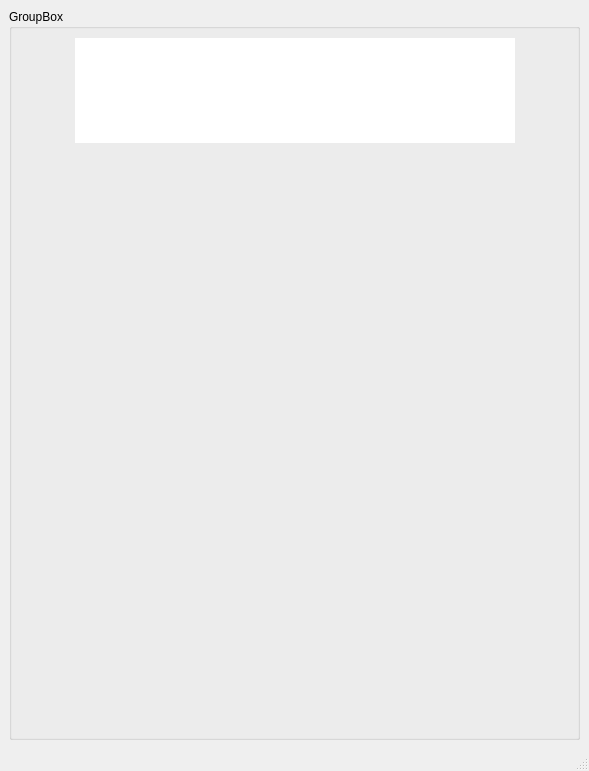
The window that src/ui/mainwin.ui (leosmolas/conotels) describes before a commit, drawn with Qt 5.
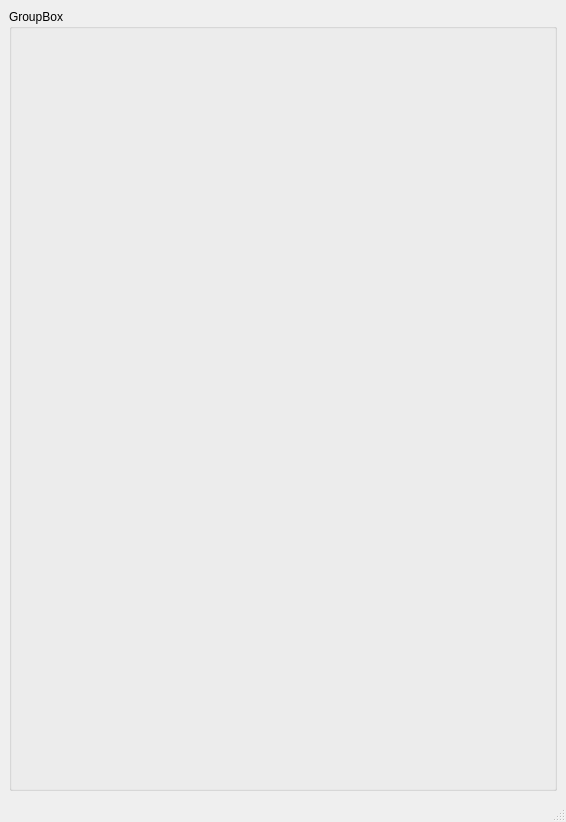
The same window after the commit. The open tabs and pages were chosen to show the change.

Commit message: Modifiqué la ui principal. Espero que les guste ahora :)

Patch:
```diff
--- a/src/ui/mainwin.ui
+++ b/src/ui/mainwin.ui
@@ -6,8 +6,8 @@
    <rect>
     <x>0</x>
     <y>0</y>
-    <width>589</width>
-    <height>771</height>
+    <width>566</width>
+    <height>822</height>
    </rect>
   </property>
   <property name="windowTitle">
@@ -22,12 +22,34 @@
         <property name="title">
          <string>GroupBox</string>
         </property>
-        <layout class="QGridLayout" name="gridLayout_3">
-         <property name="verticalSpacing">
-          <number>2</number>
-         </property>
-         <item row="2" column="0" colspan="5">
+        <layout class="QVBoxLayout" name="verticalLayout_3">
+         <item>
+          <widget class="QFrame" name="buttonsFrame">
+           <property name="styleSheet">
+            <string>QToolButton{
+	border: 0px;	
+	icon-size:64px ;
+	text-align:center;
+}
+
+QToolButton:checked{
+	border-radius: 2px;
+	background-color: rgba(125, 125, 125, 100);
+}
+
+</string>
+           </property>
+           <layout class="QHBoxLayout" name="buttonsLayout"/>
+          </widget>
+         </item>
+         <item>
           <widget class="QStackedWidget" name="widgets">
+           <property name="sizePolicy">
+            <sizepolicy hsizetype="MinimumExpanding" vsizetype="Preferred">
+             <horstretch>0</horstretch>
+             <verstretch>0</verstretch>
+            </sizepolicy>
+           </property>
            <property name="currentIndex">
             <number>0</number>
            </property>
@@ -52,87 +74,6 @@
            <widget class="QWidget" name="page_2"/>
           </widget>
          </item>
-         <item row="1" column="3" colspan="2">
-          <spacer name="horizontalSpacer">
-           <property name="orientation">
-            <enum>Qt::Horizontal</enum>
-           </property>
-           <property name="sizeType">
-            <enum>QSizePolicy::Minimum</enum>
-           </property>
-           <property name="sizeHint" stdset="0">
-            <size>
-             <width>0</width>
-             <height>0</height>
-            </size>
-           </property>
-          </spacer>
-         </item>
-         <item row="1" column="0" colspan="2">
-          <spacer name="horizontalSpacer_2">
-           <property name="orientation">
-            <enum>Qt::Horizontal</enum>
-           </property>
-           <property name="sizeType">
-            <enum>QSizePolicy::Minimum</enum>
-           </property>
-           <property name="sizeHint" stdset="0">
-            <size>
-             <width>0</width>
-             <height>0</height>
-            </size>
-           </property>
-          </spacer>
-         </item>
-         <item row="1" column="2">
-          <widget class="QListWidget" name="options">
-           <property name="sizePolicy">
-            <sizepolicy hsizetype="MinimumExpanding" vsizetype="Expanding">
-             <horstretch>0</horstretch>
-             <verstretch>0</verstretch>
-            </sizepolicy>
-           </property>
-           <property name="maximumSize">
-            <size>
-             <width>440</width>
-             <height>105</height>
-            </size>
-           </property>
-           <property name="frameShape">
-            <enum>QFrame::NoFrame</enum>
-           </property>
-           <property name="frameShadow">
-            <enum>QFrame::Sunken</enum>
-           </property>
-           <property name="verticalScrollBarPolicy">
-            <enum>Qt::ScrollBarAlwaysOff</enum>
-           </property>
-           <property name="iconSize">
-            <size>
-             <width>60</width>
-             <height>60</height>
-            </size>
-           </property>
-           <property name="movement">
-            <enum>QListView::Static</enum>
-           </property>
-           <property name="flow">
-            <enum>QListView::LeftToRight</enum>
-           </property>
-           <property name="spacing">
-            <number>10</number>
-           </property>
-           <property name="viewMode">
-            <enum>QListView::IconMode</enum>
-           </property>
-           <property name="uniformItemSizes">
-            <bool>true</bool>
-           </property>
-           <property name="wordWrap">
-            <bool>true</bool>
-           </property>
-          </widget>
-         </item>
         </layout>
        </widget>
       </item>
```
Left out of the diff: 2 changed lines with no effect on the pictures. The commit also changes 2 other files.
